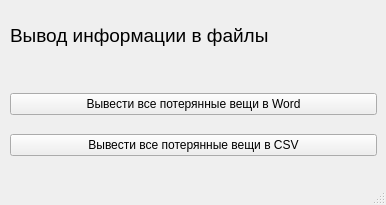
Qt form windows/files.ui (coder8080/t-o-f-t) before a commit.
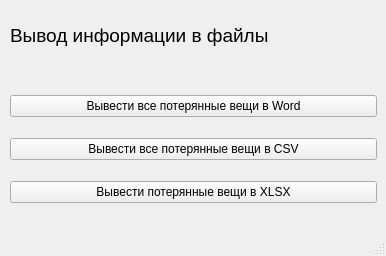
The same form after that commit.

Commit message: Добавлен вывод в xlsx

Patch:
```diff
--- a/windows/files.ui
+++ b/windows/files.ui
@@ -7,7 +7,7 @@
     <x>0</x>
     <y>0</y>
     <width>386</width>
-    <height>205</height>
+    <height>256</height>
    </rect>
   </property>
   <property name="windowTitle">
@@ -38,7 +38,7 @@
       <x>10</x>
       <y>80</y>
       <width>367</width>
-      <height>91</height>
+      <height>140</height>
      </rect>
     </property>
     <layout class="QVBoxLayout" name="verticalLayout">
@@ -56,6 +56,13 @@
        </property>
       </widget>
      </item>
+     <item>
+      <widget class="QPushButton" name="xlsx_button">
+       <property name="text">
+        <string>Вывести потерянные вещи в XLSX</string>
+       </property>
+      </widget>
+     </item>
     </layout>
    </widget>
   </widget>
```
The commit also changes 1 other file.
